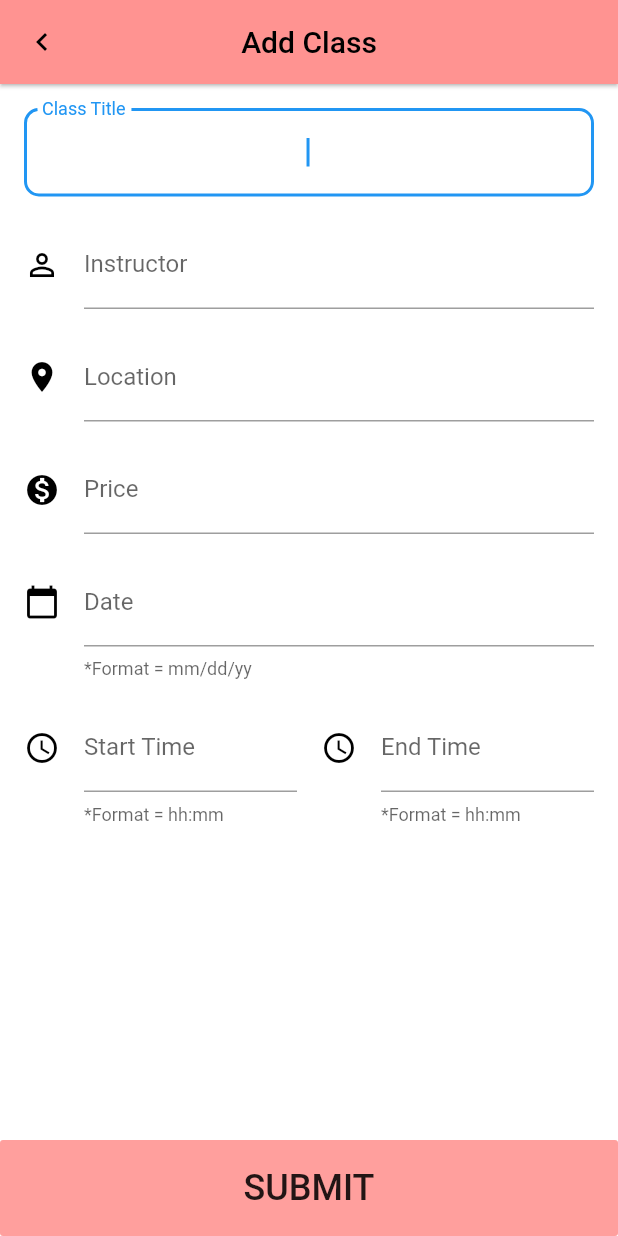
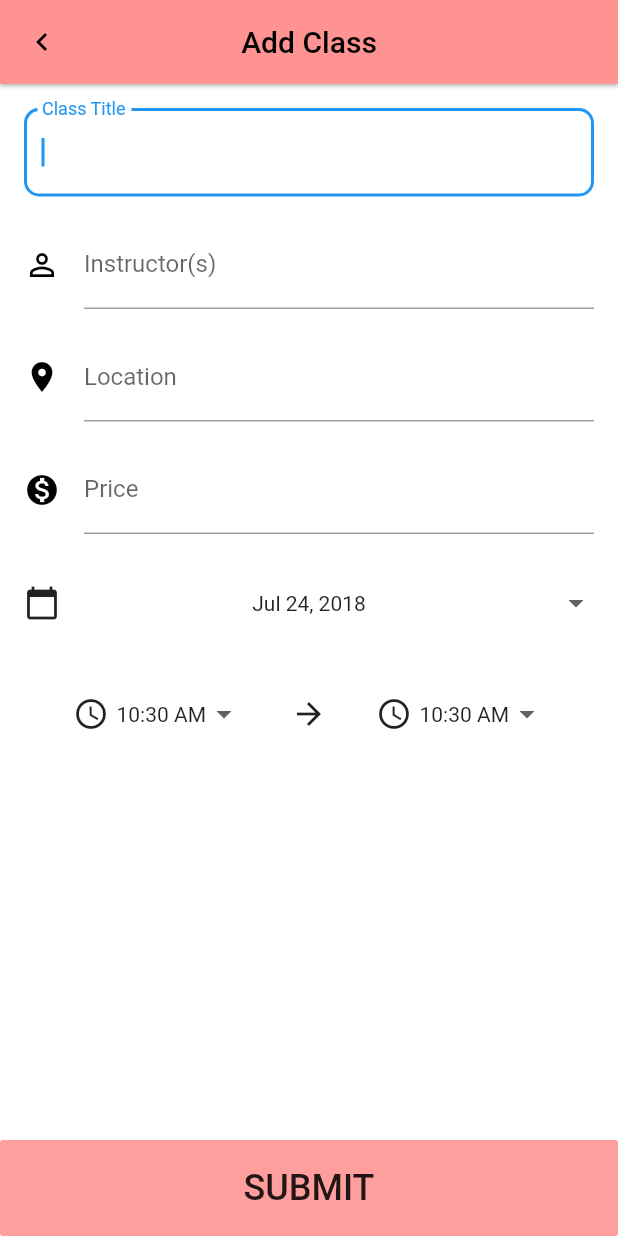
Before and after one commit to peterdjlee/down, a Flutter app: the AddClassPage screen opened directly, after a tap on "SUBMIT", on a phone screen of 412 x 824 dp. Run offline on Flutter 3.47's test engine with Material 2 defaults, Android fonts, the phone set to English and light mode, and no system bars; our stand-ins replace cloud_firestore, fluro, font_awesome_flutter; accounts and stored records are empty.

Commit message:
fixed bugs; add class page functional

```diff
--- /dev/null
+++ b/down/lib/date_and_time_picker.dart
@@ -0,0 +1,139 @@
+import 'dart:async';
+
+import 'package:flutter/material.dart';
+import 'package:intl/intl.dart';
+
+class InputDropdown extends StatelessWidget {
+  const InputDropdown({
+    Key key,
+    this.child,
+    this.valueText,
+    this.onPressed,
+    this.isDate}) : super(key: key);
+
+  final String valueText;
+  final VoidCallback onPressed;
+  final Widget child;
+  final bool isDate;
+
+  @override
+  Widget build(BuildContext context) {
+    return new InkWell(
+      onTap: onPressed,
+      child: new Row(
+        mainAxisAlignment: MainAxisAlignment.spaceBetween,
+        mainAxisSize: MainAxisSize.min,
+        children: <Widget>[
+          isDate
+          ? new Icon(Icons.calendar_today)
+          : new Padding(
+            padding: EdgeInsets.only(right: 5.0),
+            child: Icon(Icons.access_time)
+          ),
+          new Text(valueText),
+          new Icon(Icons.arrow_drop_down,
+            color: Theme.of(context).brightness == Brightness.light ? Colors.grey.shade700 : Colors.white70
+          ),
+        ],
+      ),
+    );
+  }
+}
+
+class DateTimePicker extends StatelessWidget {
+  DateTimePicker({
+    Key key,
+    this.selectedDate,
+    this.selectedStartTime,
+    this.selectedEndTime,
+    this.selectDate,
+    this.selectStartTime,
+    this.selectEndTime,
+    this.isDate
+  }) : super(key: key);
+
+  final DateTime selectedDate;
+  final TimeOfDay selectedStartTime;
+  final TimeOfDay selectedEndTime;
+  final ValueChanged<DateTime> selectDate;
+  final ValueChanged<TimeOfDay> selectStartTime;
+  final ValueChanged<TimeOfDay> selectEndTime;
+  final bool isDate;
+
+  String date;
+  String startTime;
+  String endTime;
+
+  Future<Null> _selectDate(BuildContext context) async {
+    final DateTime picked = await showDatePicker(
+      context: context,
+      initialDate: selectedDate,
+      firstDate: new DateTime(2015, 8),
+      lastDate: new DateTime(2101)
+    );
+    if (picked != null && picked != selectedDate) {
+      selectDate(picked);
+    }
+  }
+
+  Future<Null> _selectStartTime(BuildContext context) async {
+    final TimeOfDay picked = await showTimePicker(
+      context: context,
+      initialTime: selectedStartTime
+    );
+
+    if (picked != null && picked != selectedStartTime) {
+      selectStartTime(picked);
+    }
+  }
+
+  Future<Null> _selectEndTime(BuildContext context) async {
+    final TimeOfDay picked = await showTimePicker(
+      context: context,
+      initialTime: selectedEndTime
+    );
+
+    if (picked != null && picked != selectedEndTime) {
+      selectEndTime(picked);
+    }
+  }
+
+  @override
+  Widget build(BuildContext context) {
+    return new Row(
+      crossAxisAlignment: CrossAxisAlignment.end,
+      children: <Widget>[
+        isDate
+        ?
+        new Expanded(
+          flex: 4,
+          child:
+          new InputDropdown(
+            valueText: new DateFormat.yMMMd().format(selectedDate),
+            isDate: true,
+            onPressed: () { _selectDate(context); },
+          )
+        )
+        :
+        new Expanded(
+          child: new Row(
+            mainAxisAlignment: MainAxisAlignment.spaceEvenly,
+            children: <Widget>[
+              new InputDropdown(
+                valueText: selectedStartTime.format(context),
+                isDate: false,
+                onPressed: () { _selectStartTime(context); },
+              ),
+              new Icon(Icons.arrow_forward),
+              new InputDropdown(
+                valueText: selectedEndTime.format(context),
+                isDate: false,
+                onPressed: () { _selectEndTime(context); },
+              ),
+            ],
+          ),
+        )
+      ],
+    );
+  }
+}
--- a/down/lib/main.dart
+++ b/down/lib/main.dart
@@ -1,4 +1,5 @@
 import 'package:down/colors.dart';
+import 'package:down/pages/add_class_page.dart';
 import 'package:down/pages/feed_page.dart';
 import 'package:flutter/material.dart';
 
--- a/down/lib/pages/add_class_page.dart
+++ b/down/lib/pages/add_class_page.dart
@@ -1,19 +1,17 @@
+import 'dart:math';
+
 import 'package:cloud_firestore/cloud_firestore.dart';
+
+import 'package:flutter/material.dart';
+
+import 'package:down/bottom_bar.dart';
 import 'package:down/colors.dart';
-import 'package:flutter/material.dart';
-import 'package:font_awesome_flutter/font_awesome_flutter.dart';
+import 'package:down/date_and_time_picker.dart';
+
 import 'package:intl/intl.dart';
 import 'dart:async';
 
-class AddClassPage extends StatelessWidget {
-
-  final TextEditingController _titleController = new TextEditingController();
-  final TextEditingController _instructorController = new TextEditingController();
-  final TextEditingController _locationController = new TextEditingController();
-  final TextEditingController _priceController = new TextEditingController();
-  final TextEditingController _dateController = new TextEditingController();
-  final TextEditingController _startTimeController = new TextEditingController();
-  final TextEditingController _endTimeController = new TextEditingController();
+class AddClassPage extends StatefulWidget {
 
   Widget appBar(BuildContext context) {
     return AppBar(
@@ -40,154 +38,75 @@ class AddClassPage extends StatelessWidget {
   }
 
   @override
-  Widget build(BuildContext context) {
-    print("\nBUILDING ADD CLASS PAGE\n");
-    DateTime _date = new DateTime.now();
-    TimeOfDay _time = new TimeOfDay.now();
-
-    Future<Null> _selectDate(BuildContext context) async {
-      final DateTime picked = await showDatePicker(
-        context: context,
-        initialDate: _date,
-        firstDate: new DateTime(2018),
-        lastDate: new DateTime(2022),
-      );
-
-      if (picked != null) {
-        _date = picked;
-        String date = new DateFormat("yMd").format(_date).toString();
-        _dateController.text = date.replaceAll('20', '');
+  AddClassPageState createState() {
+    return new AddClassPageState();
   }
 }
 
-    Future<Null> _selectStartTime(BuildContext context) async {
-      final TimeOfDay picked = await showTimePicker(
-        context: context,
-        initialTime: _time,
-      );
+class AddClassPageState extends State<AddClassPage> {
 
-      if (picked != null) {
-        _time = picked;
-        String minute;
-        if (_time.minute < 10) {
-          minute = '0${_time.minute}';
-        } else {
-          minute = _time.minute.toString();
-        }
-
-        String period = _time.hour > 12 ? 'PM' : 'AM';
-        _startTimeController.text = '${_time.hourOfPeriod.toString()}:$minute $period';
-      }
-    }
-
-    Future<Null> _selectEndTime(BuildContext context) async {
-      final TimeOfDay picked = await showTimePicker(
-        context: context,
-        initialTime: _time,
-      );
-
-      if (picked != null) {
-        _time = picked;
-        String minute;
-        if (_time.minute < 10) {
-          minute = '0${_time.minute}';
-        } else {
-          minute = _time.minute.toString();
-        }
-
-        String period = _time.hour > 12 ? 'PM' : 'AM';
-        _endTimeController.text = '${_time.hourOfPeriod.toString()}:$minute $period';
-      }
-    }
+  final TextEditingController _titleController = new TextEditingController();
+  final TextEditingController _instructorController = new TextEditingController();
+  final TextEditingController _locationController = new TextEditingController();
+  final TextEditingController _priceController = new TextEditingController();
 
   final FocusNode _instructorFocusNode = new FocusNode();
   final FocusNode _locationFocusNode = new FocusNode();
   final FocusNode _priceFocusNode = new FocusNode();
-    final FocusNode _dateFocusNode = new FocusNode();
-    final FocusNode _startTimeFocusNode = new FocusNode();
-    final FocusNode _endTimeFocusNode = new FocusNode();
 
+  DateTime _date = new DateTime.now();
+  TimeOfDay _startTime = new TimeOfDay.now();
+  TimeOfDay _endTime = new TimeOfDay.now();
+
+  @override
+  Widget build(BuildContext context) {
     return Scaffold(
       // resizeToAvoidBottomPadding: false,
-      appBar: appBar(context),
+      appBar: widget.appBar(context),
       body: ListView(
-        shrinkWrap: true,
           children: <Widget>[
             Padding(
               padding: const EdgeInsets.all(16.0),
-              child: PrimaryColorOverride(
-                color: downSalmon,
-                child: TextFormField(
+              child: TextField(
                 controller: _titleController,
                 autofocus: true,
-                  textAlign: TextAlign.center,
-                  onFieldSubmitted: (String value) {
+                onSubmitted: (String value) {
                   FocusScope.of(context).requestFocus(_instructorFocusNode);
                 },
                 decoration: InputDecoration(
-                    // suffixIcon: IconButton(
-                    //   iconSize: 20.0,
-                    //   icon: Icon(FontAwesomeIcons.timesCircle),
-                    //   color: Colors.black26,
-                    //   onPressed: () {
-                    //     _titleController.clear();
-                    //   },
-                    // ),
                   border: OutlineInputBorder(borderRadius: BorderRadius.circular(10.0)),
                   labelText: 'Class Title',
-                  ),
                 ),
               ),
             ),
 
             Padding(
               padding: const EdgeInsets.only(left: 16.0, right: 16.0, bottom: 8.0),
-              child: PrimaryColorOverride(
-                color: downSalmon,
-                child: TextFormField(
+              child: TextField(
                 controller: _instructorController,
                 focusNode: _instructorFocusNode,
-                  onFieldSubmitted: (String value) {
+                onSubmitted: (String value) {
                   FocusScope.of(context).requestFocus(_locationFocusNode);
                 },
                 decoration: InputDecoration(
-                    // suffixIcon: IconButton(
-                    //   iconSize: 20.0,
-                    //   icon: Icon(FontAwesomeIcons.timesCircle),
-                    //   color: Colors.black26,
-                    //   onPressed: () {
-                    //     _instructorController.clear();
-                    //   },
-                    // ),
                   icon: Icon(
                     Icons.person_outline,
                     color: Colors.black,
                     ),
-                    labelText: 'Instructor',
-                  ),
+                  labelText: 'Instructor(s)',
                 ),
               ),
             ),
 
             Padding(
               padding: const EdgeInsets.only(left: 16.0, right:16.0, top: 8.0, bottom: 8.0),
-              child: PrimaryColorOverride(
-                color: downSalmon,
-                child: TextFormField(
+              child: TextField(
                 controller: _locationController,
                 focusNode: _locationFocusNode,
-                  onFieldSubmitted: (String value) {
+                onSubmitted: (String value) {
                   FocusScope.of(context).requestFocus(_priceFocusNode);
                 },
                 decoration: InputDecoration(
-                    // suffixIcon: IconButton(
-                    //   iconSize: 20.0,
-                    //   icon: Icon(FontAwesomeIcons.timesCircle),
-                    //   color: Colors.black26,
-                    //   onPressed: () {
-                    //     _locationController.clear();
-                    //   },
-                    // ),
                   icon: Icon(
                     Icons.location_on,
                     color: Colors.black,
@@ -196,28 +115,14 @@ class AddClassPage extends StatelessWidget {
                 ),
               ),
             ),
-            ),
 
             Padding(
               padding: const EdgeInsets.only(left: 16.0, right:16.0, top: 8.0, bottom: 8.0),
-              child: PrimaryColorOverride(
-                  color: downSalmon,
-                  child: TextFormField(
+              child: TextField(
                 keyboardType: TextInputType.number,
                 controller: _priceController,
                 focusNode: _priceFocusNode,
-                    onFieldSubmitted: (String value) {
-                      FocusScope.of(context).requestFocus(_dateFocusNode);
-                    },
                 decoration: InputDecoration(
-                      // suffixIcon: IconButton(
-                      //   iconSize: 20.0,
-                      //   icon: Icon(FontAwesomeIcons.timesCircle),
-                      //   color: Colors.black26,
-                      //   onPressed: () {
-                      //     _priceController.clear();
-                      //   },
-                      // ),
                   icon: Icon(
                     Icons.monetization_on,
                     color: Colors.black,
@@ -227,95 +132,41 @@ class AddClassPage extends StatelessWidget {
                 ),
               ),
             ),
-            ),
 
             Padding(
-              padding: const EdgeInsets.only(left: 16.0, right:16.0, top: 8.0, bottom: 8.0),
-              child: PrimaryColorOverride(
-                color: downSalmon,
-                child: TextFormField(
-                  controller: _dateController,
-                  focusNode: _dateFocusNode,
-                  onFieldSubmitted: (String value) {
-                    FocusScope.of(context).requestFocus(_startTimeFocusNode);
+              padding: const EdgeInsets.only(left: 16.0, right: 16.0, top: 26.0, bottom: 16.0),
+              child: DateTimePicker(
+                selectedDate: _date,
+                selectDate: (DateTime date) {
+                  setState(() {
+                    _date = date;
+                  });
                 },
-                  decoration: InputDecoration(
-                    helperStyle: TextStyle(
-                      fontSize: 12.0
-                    ),
-                    hintText: 'mm/dd/yy',
-                    helperText: '*Format = mm/dd/yy',
-                    icon: Icon(
-                      Icons.calendar_today,
-                      color: Colors.black,
-                    ),
-                    labelText: 'Date',
-                  ),
-                ),
+                isDate: true,
               ),
             ),
 
             Padding(
-              padding: const EdgeInsets.only(left: 16.0, right:16.0, top: 8.0, bottom: 8.0),
-              child: Row(
-                children: <Widget>[
-                  Flexible(
-                    child: Padding(
-                      padding: const EdgeInsets.only(right: 8.0),
-                      child: PrimaryColorOverride(
-                        color: downSalmon,
-                        child: TextFormField(
-                          controller: _startTimeController,
-                          focusNode: _startTimeFocusNode,
-                          onFieldSubmitted: (String value) {
-                            FocusScope.of(context).requestFocus(_endTimeFocusNode);
+              padding: const EdgeInsets.only(left: 16.0, right: 16.0, top: 34.0, bottom: 8.0),
+              child: DateTimePicker(
+                selectedStartTime: _startTime,
+                selectedEndTime: _endTime,
+                selectStartTime: (TimeOfDay time) {
+                  setState(() {
+                    _startTime = time;
+                  });
                 },
-                          decoration: InputDecoration(
-                            helperStyle: TextStyle(
-                              fontSize: 12.0
-                            ),
-                            hintText: 'hh:mm',
-                            helperText: '*Format = hh:mm',
-                            icon: Icon(
-                              Icons.access_time,
-                              color: Colors.black,
-                           ),
-                           labelText: 'Start Time',
-                         ),
-                        ),
-                      ),
-                    ),
-                  ),
-
-                  Flexible(
-                    child: Padding(
-                      padding: const EdgeInsets.only(left: 8.0),
-                      child: PrimaryColorOverride(
-                        color: downSalmon,
-                        child: TextFormField(
-                          controller: _endTimeController,
-                          focusNode: _endTimeFocusNode,
-                          decoration: InputDecoration(
-                            helperStyle: TextStyle(
-                              fontSize: 12.0
-                            ),
-                            hintText: 'hh:mm',
-                            helperText: '*Format = hh:mm',
-                            icon: Icon(
-                              Icons.access_time,
-                              color: Colors.black,
-                           ),
-                           labelText: 'End Time',
-                         ),
-                        ),
-                      ),
-                    ),
-                  ),
-                ]
+                selectEndTime: (TimeOfDay time) {
+                  setState(() {
+                    _endTime = time;
+                  });
+                },
+                isDate: false,
               ),
             ),
           ],
         ),
+        // bottomNavigationBar: BottomBar(),
       bottomNavigationBar: ButtonTheme(
               minWidth: double.infinity,
               height: 64.0,
@@ -335,15 +186,41 @@ class AddClassPage extends StatelessWidget {
                   String instructor = _instructorController.text;
                   String location = _locationController.text;
                   int price = int.parse(_priceController.text);
-                  String date = _dateController.text;
-                  String startTime = _startTimeController.text;
-                  String endTime = _endTimeController.text;
+
+                  // Format conversion for date
+                  String date = '';
+                  date = new DateFormat("yMd").format(_date).toString();
+
+                  // Format conversion for time
+                  String minute;
+                  if (_startTime.minute < 10) {
+                    minute = '0${_startTime.minute}';
+                  } else {
+                    minute = _startTime.minute.toString();
+                  }
+                  String period = _startTime.hour > 12 ? 'PM' : 'AM';
+                  String startTime = '${_startTime.hourOfPeriod.toString()}:$minute $period';
+
+                  if (_endTime.minute < 10) {
+                    minute = '0${_endTime.minute}';
+                  } else {
+                    minute = _endTime.minute.toString();
+                  }
+                  period = _endTime.hour > 12 ? 'PM' : 'AM';
+                  String endTime = '${_endTime.hourOfPeriod.toString()}:$minute $period';
+
+                  // Random 5 digit number for document ID
+                  var rand = new Random();
+                  int idNum = 10000 + rand.nextInt(89999);
+
                   String documentID = title.toLowerCase().replaceAll(' ', '')
                   + instructor.toLowerCase().replaceAll(' ', '')
                   + location.toLowerCase().replaceAll(' ', '')
-                  + price.toString();
+                  + price.toString()
+                  + idNum.toString();
 
                   org = {
+                  'id' : documentID,
                   'title' : title,
                   'instructor' : instructor,
                   'location' : location,
@@ -362,19 +239,3 @@ class AddClassPage extends StatelessWidget {
     );
   }
 }
-
-class PrimaryColorOverride extends StatelessWidget {
-  const PrimaryColorOverride({Key key, this.color, this.child})
-      : super(key: key);
-
-  final Color color;
-  final Widget child;
-
-  @override
-  Widget build(BuildContext context) {
-    return Theme(
-      child: child,
-       data: Theme.of(context).copyWith(primaryColor: color),
-    );
-  }
-}
--- a/down/lib/pages/community_page.dart
+++ b/down/lib/pages/community_page.dart
@@ -21,7 +21,6 @@ class CommunityPage extends StatelessWidget {
 
   @override
   Widget build(BuildContext context) {
-
     return Scaffold(
       appBar: topBar,
       body: Container(
```
Also changed, not shown: down/lib/ensure_visible_when_focused.dart (added, +155 -0 lines), down/lib/pages/class_card.dart (added, +61 -0 lines), down/lib/pages/feed_page.dart (+8 -7 lines). Lines whose indentation alone changed are shown as unchanged.
